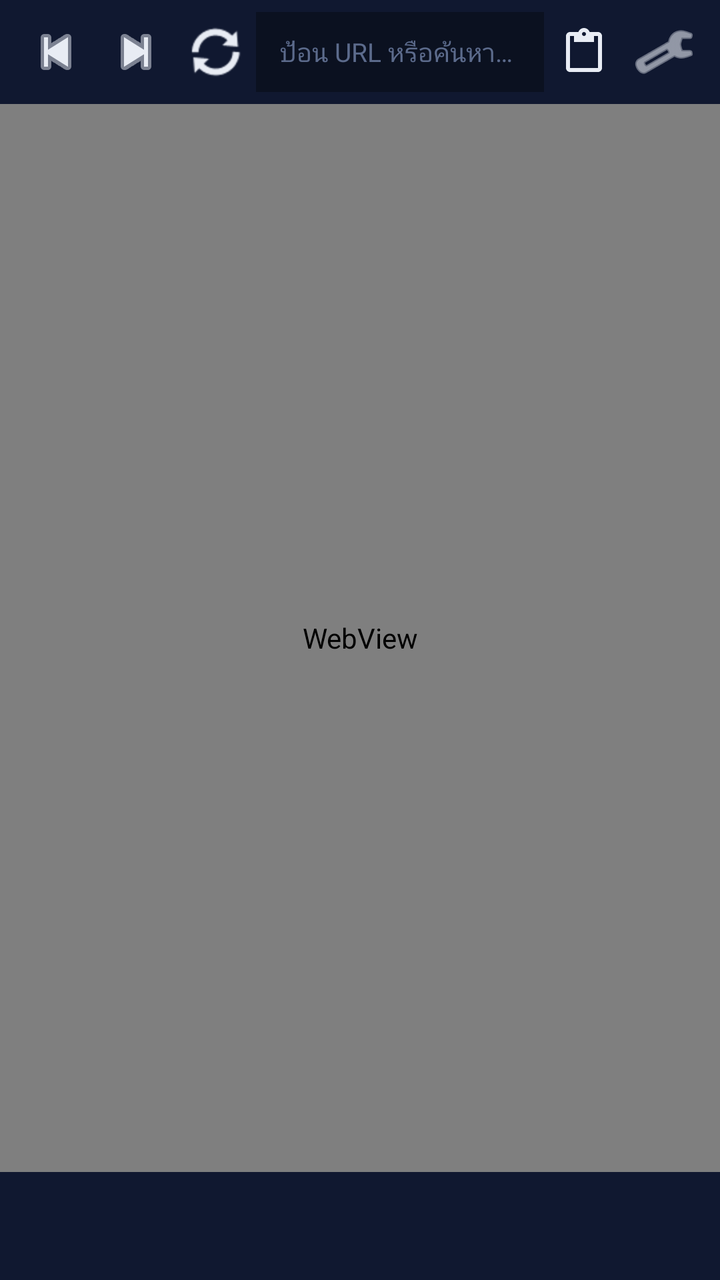
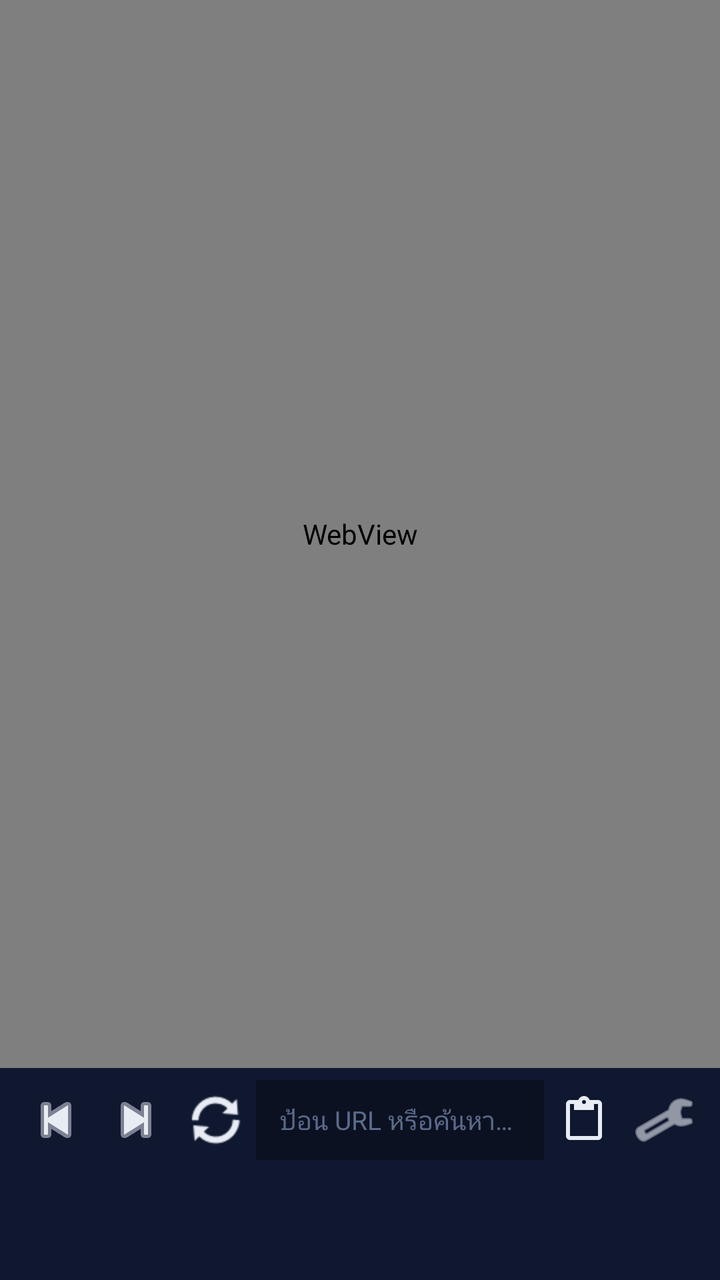

Two renders of the same Android screen: before a commit and after it. Below are the layout's source before the change and the commit's diff.
<!-- AndroidManifest.xml: application theme Theme.VDOGrabber -->
<!-- res/layout/activity_main.xml -->
<?xml version="1.0" encoding="utf-8"?>
<LinearLayout xmlns:android="http://schemas.android.com/apk/res/android"
    xmlns:app="http://schemas.android.com/apk/res-auto"
    android:layout_width="match_parent"
    android:layout_height="match_parent"
    android:orientation="vertical"
    android:background="#0B1020">

    
    <LinearLayout
        android:layout_width="match_parent"
        android:layout_height="52dp"
        android:orientation="horizontal"
        android:gravity="center_vertical"
        android:paddingHorizontal="8dp"
        android:background="#101830">

        <ImageButton
            android:id="@+id/btnBack"
            android:layout_width="40dp"
            android:layout_height="40dp"
            android:background="?attr/selectableItemBackgroundBorderless"
            android:contentDescription="@string/back"
            android:src="@android:drawable/ic_media_previous"
            app:tint="#E8ECF4" />

        <ImageButton
            android:id="@+id/btnFwd"
            android:layout_width="40dp"
            android:layout_height="40dp"
            android:background="?attr/selectableItemBackgroundBorderless"
            android:contentDescription="@string/forward"
            android:src="@android:drawable/ic_media_next"
            app:tint="#E8ECF4" />

        <ImageButton
            android:id="@+id/btnReload"
            android:layout_width="40dp"
            android:layout_height="40dp"
            android:background="?attr/selectableItemBackgroundBorderless"
            android:contentDescription="@string/reload"
            android:src="@android:drawable/ic_popup_sync"
            app:tint="#E8ECF4" />

        <EditText
            android:id="@+id/urlBox"
            android:layout_width="0dp"
            android:layout_height="40dp"
            android:layout_weight="1"
            android:background="#0B1120"
            android:hint="@string/url_hint"
            android:imeOptions="actionGo"
            android:inputType="textUri"
            android:paddingHorizontal="12dp"
            android:singleLine="true"
            android:textColor="#E8ECF4"
            android:textColorHint="#5C6B8C"
            android:textSize="13sp" />

        <ImageButton
            android:id="@+id/btnPaste"
            android:layout_width="40dp"
            android:layout_height="40dp"
            android:background="?attr/selectableItemBackgroundBorderless"
            android:contentDescription="@string/open_clipboard"
            android:src="@drawable/ic_paste"
            app:tint="#E8ECF4" />

        <ImageButton
            android:id="@+id/btnLogs"
            android:layout_width="40dp"
            android:layout_height="40dp"
            android:background="?attr/selectableItemBackgroundBorderless"
            android:contentDescription="@string/logs_title"
            android:src="@android:drawable/ic_menu_manage"
            app:tint="#E8ECF4" />
    </LinearLayout>

    <ProgressBar
        android:id="@+id/progress"
        style="?android:attr/progressBarStyleHorizontal"
        android:layout_width="match_parent"
        android:layout_height="3dp"
        android:visibility="gone"
        android:progressTint="#FF5F6D" />

    <FrameLayout
        android:layout_width="match_parent"
        android:layout_height="0dp"
        android:layout_weight="1">

        <WebView
            android:id="@+id/web"
            android:layout_width="match_parent"
            android:layout_height="match_parent" />
    </FrameLayout>

    
    <LinearLayout
        android:layout_width="match_parent"
        android:layout_height="54dp"
        android:orientation="horizontal"
        android:gravity="center"
        android:background="#101830"
        android:paddingHorizontal="12dp">

        <TextView
            android:id="@+id/chipMedia"
            android:layout_width="wrap_content"
            android:layout_height="38dp"
            android:background="@drawable/chip_bg"
            android:gravity="center"
            android:paddingHorizontal="18dp"
            android:text="@string/found_chip"
            android:textColor="#FFFFFF"
            android:textStyle="bold"
            android:visibility="gone" />
    </LinearLayout>
</LinearLayout>
<!-- resources referenced by this layout -->
<resources>
  <!-- drawable chip_bg (drawable) -->
  <?xml version="1.0" encoding="utf-8"?>
  <shape xmlns:android="http://schemas.android.com/apk/res/android" android:shape="rectangle">
      <gradient android:startColor="#FF5F6D" android:endColor="#FFC371" android:angle="0" />
      <corners android:radius="19dp" />
  </shape>
  <!-- drawable ic_paste (drawable) -->
  <vector xmlns:android="http://schemas.android.com/apk/res/android"
      android:width="24dp"
      android:height="24dp"
      android:viewportWidth="24"
      android:viewportHeight="24">
      
      <path
          android:fillColor="#FFFFFFFF"
          android:pathData="M19,2h-4.18C14.4,0.84 13.3,0 12,0c-1.3,0 -2.4,0.84 -2.82,2L5,2c-1.1,0 -2,0.9 -2,2v16c0,1.1 0.9,2 2,2h14c1.1,0 2,-0.9 2,-2L21,4c0,-1.1 -0.9,-2 -2,-2zM12,2c0.55,0 1,0.45 1,1s-0.45,1 -1,1 -1,-0.45 -1,-1 0.45,-1 1,-1zM19,20L5,20L5,4h2v3h10L17,4h2v16z" />
  </vector>
  <string name="back">ย้อนกลับ</string>
  <string name="forward">ไปหน้าถัดไป</string>
  <string name="found_chip">🎬 พบวิดีโอ %1$d</string>
  <string name="logs_title">Logs</string>
  <string name="open_clipboard">เปิด URL จากคลิปบอร์ด</string>
  <string name="reload">รีโหลด</string>
  <string name="url_hint">ป้อน URL หรือค้นหา…</string>
  <style name="Theme.VDOGrabber" parent="Theme.Material3.Dark.NoActionBar">
          <item name="colorPrimary">@color/accent</item>
          <item name="colorSecondary">@color/accent2</item>
          <item name="android:windowBackground">@color/bg</item>
          <item name="android:statusBarColor">@color/surface</item>
          <item name="android:navigationBarColor">@color/surface</item>
      </style>
  <color name="accent">#FF5F6D</color>
  <color name="accent2">#FFC371</color>
  <color name="bg">#0B1020</color>
  <color name="surface">#101830</color>
</resources>

<!-- the commit's change to res/layout/activity_main.xml (unified diff, before → after) -->
@@ -5,6 +5,25 @@
     android:layout_height="match_parent"
     android:orientation="vertical"
     android:background="#0B1020">
+
+    <FrameLayout
+        android:layout_width="match_parent"
+        android:layout_height="0dp"
+        android:layout_weight="1">
+
+        <WebView
+            android:id="@+id/web"
+            android:layout_width="match_parent"
+            android:layout_height="match_parent" />
+    </FrameLayout>
+
+    <ProgressBar
+        android:id="@+id/progress"
+        style="?android:attr/progressBarStyleHorizontal"
+        android:layout_width="match_parent"
+        android:layout_height="3dp"
+        android:visibility="gone"
+        android:progressTint="#FF5F6D" />
 
     
     <LinearLayout
@@ -76,25 +95,6 @@
             app:tint="#E8ECF4" />
     </LinearLayout>
 
-    <ProgressBar
-        android:id="@+id/progress"
-        style="?android:attr/progressBarStyleHorizontal"
-        android:layout_width="match_parent"
-        android:layout_height="3dp"
-        android:visibility="gone"
-        android:progressTint="#FF5F6D" />
-
-    <FrameLayout
-        android:layout_width="match_parent"
-        android:layout_height="0dp"
-        android:layout_weight="1">
-
-        <WebView
-            android:id="@+id/web"
-            android:layout_width="match_parent"
-            android:layout_height="match_parent" />
-    </FrameLayout>
-
     
     <LinearLayout
         android:layout_width="match_parent"
